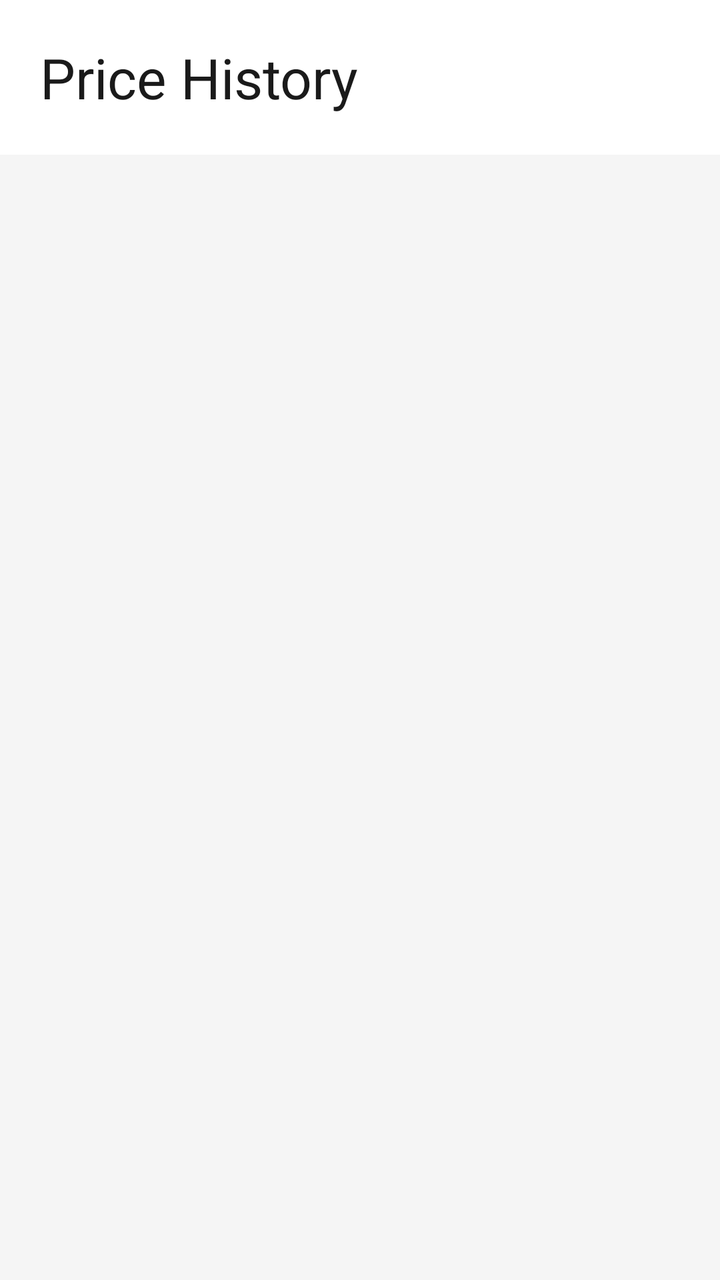
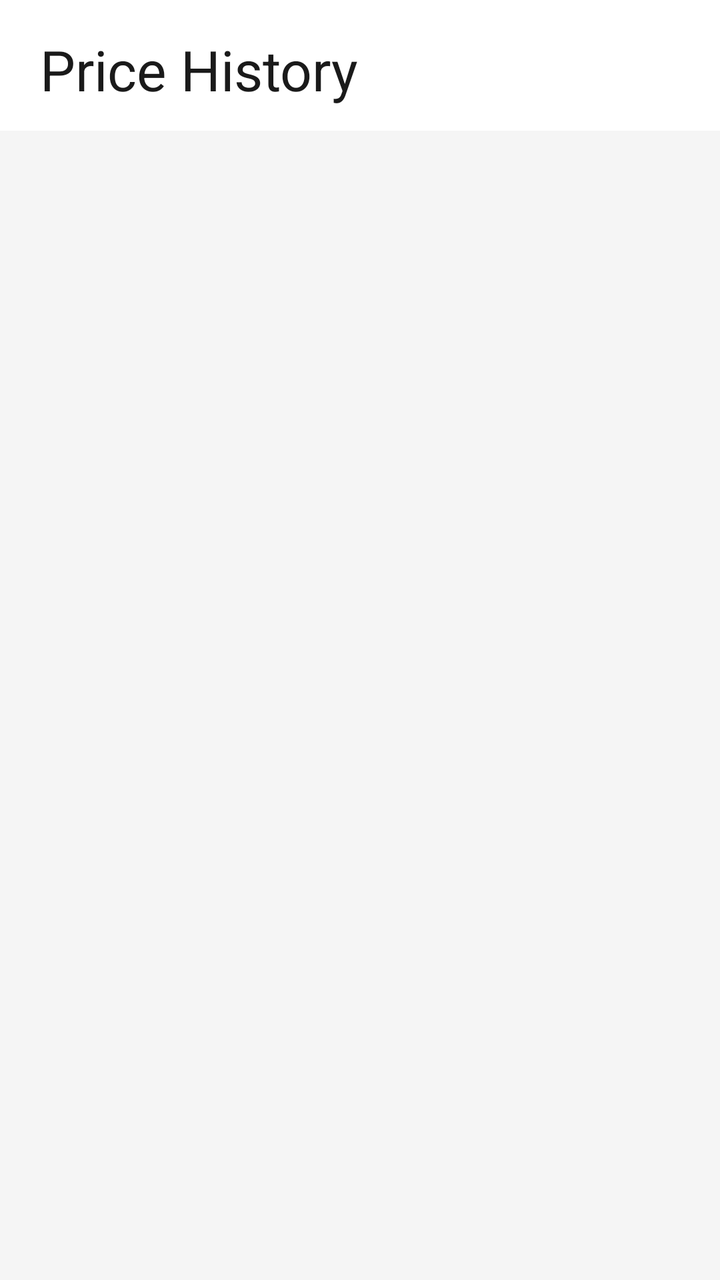

Screens rendered from an Android XML layout before and after an edit, with the pre-edit source and the edit as a unified diff.
<!-- AndroidManifest.xml: application theme Theme.KiranaStore -->
<!-- res/layout/fragment_history.xml -->
<?xml version="1.0" encoding="utf-8"?>
<LinearLayout
    xmlns:android="http://schemas.android.com/apk/res/android"
    android:layout_width="match_parent"
    android:layout_height="match_parent"
    android:orientation="vertical"
    android:background="@color/bg_primary">

    <TextView
        android:layout_width="match_parent"
        android:layout_height="wrap_content"
        android:padding="20dp"
        android:text="Price History"
        android:textColor="?attr/colorOnSurface"
        android:textAppearance="?attr/textAppearanceHeadlineMedium"
        android:accessibilityHeading="true"
        android:background="?attr/colorSurface" />

    <TextView
        android:id="@+id/text_empty_history"
        android:layout_width="match_parent"
        android:layout_height="wrap_content"
        android:layout_marginTop="80dp"
        android:gravity="center"
        android:text="No price changes recorded yet.\nUpdate a price to see history here."
        android:textColor="@color/text_secondary"
        android:textSize="15sp"
        android:lineSpacingMultiplier="1.5"
        android:paddingHorizontal="40dp"
        android:visibility="gone" />

    <androidx.recyclerview.widget.RecyclerView
        android:id="@+id/recycler_history"
        android:layout_width="match_parent"
        android:layout_height="match_parent"
        android:padding="8dp"
        android:clipToPadding="false"
        android:scrollbars="none" />

</LinearLayout>
<!-- resources referenced by this layout -->
<resources>
  <color name="bg_primary">#F5F5F5</color>
  <color name="text_secondary">#666666</color>
  <style name="Theme.KiranaStore" parent="Theme.Material3.Light.NoActionBar">
          
          <item name="colorPrimary">@color/md_theme_light_primary</item>
          <item name="colorOnPrimary">@color/md_theme_light_onPrimary</item>
          <item name="colorPrimaryContainer">@color/md_theme_light_primaryContainer</item>
          <item name="colorOnPrimaryContainer">@color/md_theme_light_onPrimaryContainer</item>
          
          <item name="colorSecondary">@color/md_theme_light_secondary</item>
          <item name="colorOnSecondary">@color/md_theme_light_onSecondary</item>
          <item name="colorSecondaryContainer">@color/md_theme_light_secondaryContainer</item>
          <item name="colorOnSecondaryContainer">@color/md_theme_light_onSecondaryContainer</item>
          
          <item name="colorTertiary">@color/md_theme_light_tertiary</item>
          <item name="colorOnTertiary">@color/md_theme_light_onTertiary</item>
          <item name="colorTertiaryContainer">@color/md_theme_light_tertiaryContainer</item>
          <item name="colorOnTertiaryContainer">@color/md_theme_light_onTertiaryContainer</item>
          
          <item name="colorSurface">@color/md_theme_light_surface</item>
          <item name="colorOnSurface">@color/md_theme_light_onSurface</item>
          <item name="colorSurfaceVariant">@color/md_theme_light_surfaceVariant</item>
          <item name="colorOnSurfaceVariant">@color/md_theme_light_onSurfaceVariant</item>
          
          <item name="android:colorBackground">@color/md_theme_light_background</item>
          <item name="android:windowBackground">@color/md_theme_light_background</item>
          
          <item name="colorError">@color/color_error</item>
          
          <item name="android:statusBarColor">@color/md_theme_light_surface</item>
          <item name="android:windowLightStatusBar">true</item>
          <item name="android:navigationBarColor">@color/md_theme_light_surface</item>
          <item name="android:windowLightNavigationBar">true</item>
      </style>
  <color name="md_theme_light_primary">#FF6B00</color>
  <color name="md_theme_light_onPrimary">#FFFFFF</color>
  <color name="md_theme_light_primaryContainer">#FFD9C0</color>
  <color name="md_theme_light_onPrimaryContainer">#331400</color>
  <color name="md_theme_light_secondary">#795548</color>
  <color name="md_theme_light_onSecondary">#FFFFFF</color>
  <color name="md_theme_light_secondaryContainer">#FFCCBC</color>
  <color name="md_theme_light_onSecondaryContainer">#2C1500</color>
  <color name="md_theme_light_tertiary">#1B7A3A</color>
  <color name="md_theme_light_onTertiary">#FFFFFF</color>
  <color name="md_theme_light_tertiaryContainer">#C8F5D5</color>
  <color name="md_theme_light_onTertiaryContainer">#00210F</color>
  <color name="md_theme_light_surface">#FFFFFF</color>
  <color name="md_theme_light_onSurface">#1A1A1A</color>
  <color name="md_theme_light_surfaceVariant">#F0F0F0</color>
  <color name="md_theme_light_onSurfaceVariant">#555555</color>
  <color name="md_theme_light_background">#F5F5F5</color>
  <color name="color_error">#F44336</color>
</resources>

<!-- the commit's change to res/layout/fragment_history.xml (unified diff, before → after) -->
@@ -9,7 +9,10 @@
     <TextView
         android:layout_width="match_parent"
         android:layout_height="wrap_content"
-        android:padding="20dp"
+        android:paddingStart="20dp"
+        android:paddingEnd="20dp"
+        android:paddingTop="16dp"
+        android:paddingBottom="12dp"
         android:text="Price History"
         android:textColor="?attr/colorOnSurface"
         android:textAppearance="?attr/textAppearanceHeadlineMedium"
